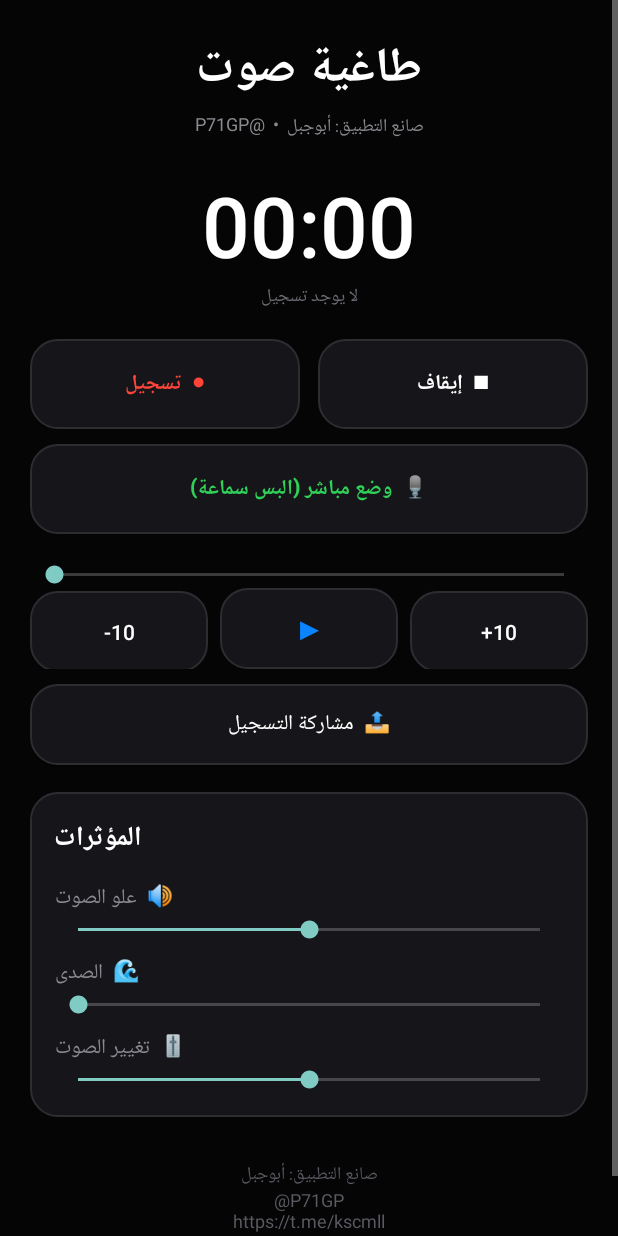
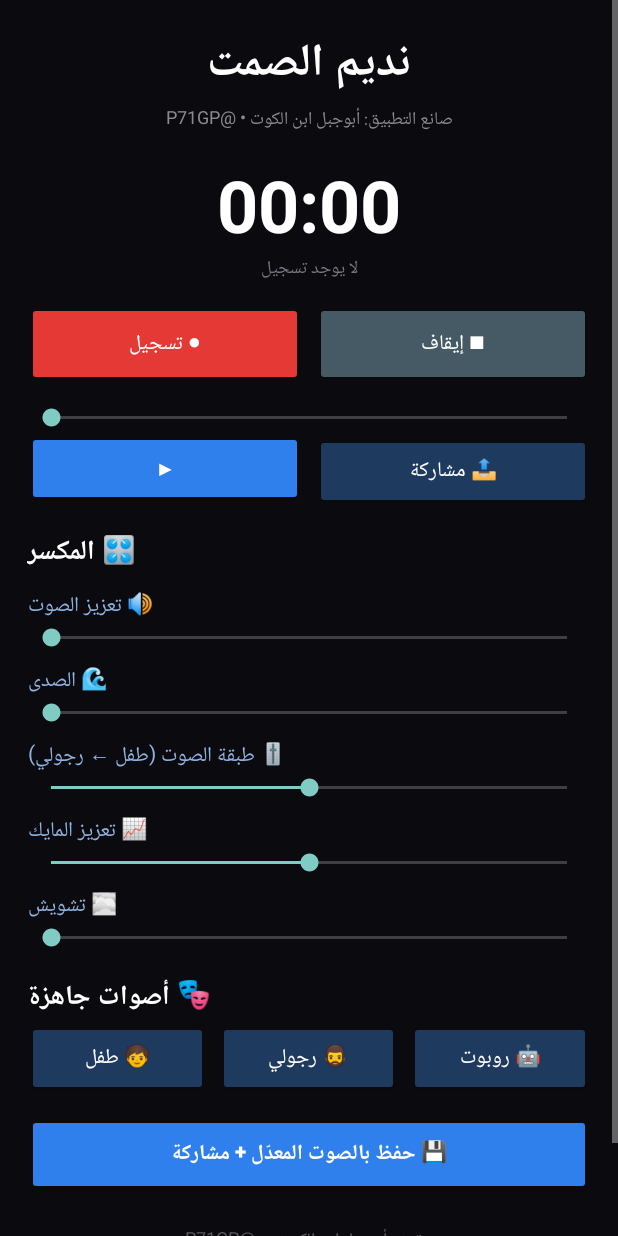
Before and after one commit to ha00-commits/Sawt, an Android app: the layout activity_main.xml on its own in the app's theme, with its tools: preview values and no code run, on a phone screen of 412 x 824 dp. Run offline under Robolectric (Android 15) with nearby library versions, the phone set to English and light mode, and no system bars.

Commit message:
Update activity_main.xml

```diff
--- a/app/src/main/res/layout/activity_main.xml
+++ b/app/src/main/res/layout/activity_main.xml
@@ -2,33 +2,31 @@
 <ScrollView xmlns:android="http://schemas.android.com/apk/res/android"
     android:layout_width="match_parent"
     android:layout_height="match_parent"
-    android:background="#050506"
-    android:fillViewport="true">
+    android:background="#0B0B0F">
 
     <LinearLayout
         android:layout_width="match_parent"
         android:layout_height="wrap_content"
         android:orientation="vertical"
-        android:padding="20dp">
+        android:padding="18dp">
 
         <TextView
             android:layout_width="match_parent"
             android:layout_height="wrap_content"
-            android:text="طاغية صوت"
+            android:text="نديم الصمت"
             android:textColor="#FFFFFF"
-            android:textSize="32sp"
+            android:textSize="30sp"
             android:textStyle="bold"
-            android:letterSpacing="0.02"
             android:gravity="center"/>
 
         <TextView
             android:layout_width="match_parent"
             android:layout_height="wrap_content"
-            android:text="صانع التطبيق: أبوجبل  •  @P71GP"
+            android:text="صانع التطبيق: أبوجبل ابن الكوت • @P71GP"
             android:textColor="#8A8A90"
             android:textSize="12sp"
             android:gravity="center"
-            android:paddingBottom="18dp"/>
+            android:paddingBottom="14dp"/>
 
         <TextView
             android:id="@+id/tvTimer"
@@ -36,20 +34,19 @@
             android:layout_height="wrap_content"
             android:text="00:00"
             android:textColor="#FFFFFF"
-            android:textSize="56sp"
+            android:textSize="48sp"
             android:textStyle="bold"
-            android:gravity="center"
-            android:fontFamily="sans-serif-light"/>
+            android:gravity="center"/>
 
         <TextView
             android:id="@+id/tvFile"
             android:layout_width="match_parent"
             android:layout_height="wrap_content"
             android:text="لا يوجد تسجيل"
-            android:textColor="#6E6E76"
+            android:textColor="#7A7A85"
             android:textSize="12sp"
             android:gravity="center"
-            android:paddingBottom="18dp"/>
+            android:paddingBottom="12dp"/>
 
         <LinearLayout
             android:layout_width="match_parent"
@@ -59,149 +56,128 @@
                 android:id="@+id/btnRecord"
                 android:layout_width="0dp"
                 android:layout_weight="1"
-                android:layout_height="60dp"
-                android:layout_marginEnd="6dp"
-                android:background="@drawable/btn_bg"
-                android:textColor="#FF453A"
-                android:textStyle="bold"
-                android:text="●  تسجيل"/>
+                android:layout_height="56dp"
+                android:layout_marginEnd="4dp"
+                android:backgroundTint="#E53935"
+                android:textColor="#FFFFFF"
+                android:text="● تسجيل"/>
             <Button
                 android:id="@+id/btnStop"
                 android:layout_width="0dp"
                 android:layout_weight="1"
-                android:layout_height="60dp"
-                android:layout_marginStart="6dp"
-                android:background="@drawable/btn_bg"
+                android:layout_height="56dp"
+                android:layout_marginStart="4dp"
+                android:backgroundTint="#455A64"
                 android:textColor="#FFFFFF"
-                android:textStyle="bold"
-                android:text="■  إيقاف"/>
+                android:text="■ إيقاف"/>
         </LinearLayout>
-
-        <Button
-            android:id="@+id/btnLive"
-            android:layout_width="match_parent"
-            android:layout_height="60dp"
-            android:layout_marginTop="10dp"
-            android:background="@drawable/btn_bg"
-            android:textColor="#30D158"
-            android:textStyle="bold"
-            android:text="🎙️  وضع مباشر (البس سماعة)"/>
 
         <SeekBar
             android:id="@+id/seek"
             android:layout_width="match_parent"
             android:layout_height="wrap_content"
-            android:paddingTop="18dp"/>
+            android:paddingTop="12dp"/>
 
         <LinearLayout
             android:layout_width="match_parent"
             android:layout_height="wrap_content"
             android:orientation="horizontal">
             <Button
-                android:id="@+id/btnBack"
-                android:layout_width="0dp"
-                android:layout_weight="1"
-                android:layout_height="54dp"
-                android:layout_marginEnd="4dp"
-                android:background="@drawable/btn_bg"
-                android:textColor="#FFFFFF"
-                android:text="-10"/>
-            <Button
                 android:id="@+id/btnPlay"
                 android:layout_width="0dp"
                 android:layout_weight="1"
-                android:layout_height="54dp"
-                android:layout_marginStart="4dp"
+                android:layout_height="50dp"
                 android:layout_marginEnd="4dp"
-                android:background="@drawable/btn_bg"
-                android:textColor="#0A84FF"
-                android:textStyle="bold"
-                android:textSize="20sp"
+                android:backgroundTint="#2F80ED"
+                android:textColor="#FFFFFF"
                 android:text="▶"/>
             <Button
-                android:id="@+id/btnForward"
+                android:id="@+id/btnShare"
                 android:layout_width="0dp"
                 android:layout_weight="1"
-                android:layout_height="54dp"
+                android:layout_height="50dp"
                 android:layout_marginStart="4dp"
-                android:background="@drawable/btn_bg"
+                android:backgroundTint="#1E3A5F"
                 android:textColor="#FFFFFF"
-                android:text="+10"/>
+                android:text="📤 مشاركة"/>
         </LinearLayout>
 
-        <Button
-            android:id="@+id/btnShare"
-            android:layout_width="match_parent"
-            android:layout_height="54dp"
-            android:layout_marginTop="10dp"
-            android:background="@drawable/btn_bg"
+        <TextView
+            android:layout_width="wrap_content"
+            android:layout_height="wrap_content"
+            android:text="🎛️ المكسر"
             android:textColor="#FFFFFF"
-            android:text="📤  مشاركة التسجيل"/>
+            android:textSize="18sp"
+            android:textStyle="bold"
+            android:paddingTop="16dp"/>
+
+        <TextView android:layout_width="wrap_content" android:layout_height="wrap_content"
+            android:text="🔊 تعزيز الصوت" android:textColor="#8FB3E0" android:paddingTop="8dp"/>
+        <SeekBar android:id="@+id/sbBoost" android:layout_width="match_parent"
+            android:layout_height="wrap_content" android:max="100" android:progress="0"/>
+
+        <TextView android:layout_width="wrap_content" android:layout_height="wrap_content"
+            android:text="🌊 الصدى" android:textColor="#8FB3E0" android:paddingTop="8dp"/>
+        <SeekBar android:id="@+id/sbEcho" android:layout_width="match_parent"
+            android:layout_height="wrap_content" android:max="100" android:progress="0"/>
+
+        <TextView android:layout_width="wrap_content" android:layout_height="wrap_content"
+            android:text="🎚️ طبقة الصوت (طفل ← رجولي)" android:textColor="#8FB3E0" android:paddingTop="8dp"/>
+        <SeekBar android:id="@+id/sbPitch" android:layout_width="match_parent"
+            android:layout_height="wrap_content" android:max="100" android:progress="50"/>
+
+        <TextView android:layout_width="wrap_content" android:layout_height="wrap_content"
+            android:text="📈 تعزيز المايك" android:textColor="#8FB3E0" android:paddingTop="8dp"/>
+        <SeekBar android:id="@+id/sbMic" android:layout_width="match_parent"
+            android:layout_height="wrap_content" android:max="100" android:progress="50"/>
+
+        <TextView android:layout_width="wrap_content" android:layout_height="wrap_content"
+            android:text="🌫️ تشويش" android:textColor="#8FB3E0" android:paddingTop="8dp"/>
+        <SeekBar android:id="@+id/sbNoise" android:layout_width="match_parent"
+            android:layout_height="wrap_content" android:max="100" android:progress="0"/>
+
+        <TextView
+            android:layout_width="wrap_content"
+            android:layout_height="wrap_content"
+            android:text="🎭 أصوات جاهزة"
+            android:textColor="#FFFFFF"
+            android:textSize="18sp"
+            android:textStyle="bold"
+            android:paddingTop="16dp"/>
 
         <LinearLayout
             android:layout_width="match_parent"
             android:layout_height="wrap_content"
-            android:orientation="vertical"
-            android:background="@drawable/btn_bg"
-            android:padding="16dp"
-            android:layout_marginTop="18dp">
+            android:orientation="horizontal">
+            <Button android:id="@+id/btnChild" android:layout_width="0dp" android:layout_weight="1"
+                android:layout_height="50dp" android:layout_marginEnd="3dp"
+                android:backgroundTint="#1E3A5F" android:textColor="#FFFFFF" android:text="🧒 طفل"/>
+            <Button android:id="@+id/btnMan" android:layout_width="0dp" android:layout_weight="1"
+                android:layout_height="50dp" android:layout_marginStart="3dp" android:layout_marginEnd="3dp"
+                android:backgroundTint="#1E3A5F" android:textColor="#FFFFFF" android:text="🧔 رجولي"/>
+            <Button android:id="@+id/btnRobot" android:layout_width="0dp" android:layout_weight="1"
+                android:layout_height="50dp" android:layout_marginStart="3dp"
+                android:backgroundTint="#1E3A5F" android:textColor="#FFFFFF" android:text="🤖 روبوت"/>
+        </LinearLayout>
 
-            <TextView
-                android:layout_width="wrap_content"
-                android:layout_height="wrap_content"
-                android:text="المؤثرات"
-                android:textColor="#FFFFFF"
-                android:textStyle="bold"
-                android:textSize="18sp"/>
-
-            <TextView
-                android:layout_width="wrap_content"
-                android:layout_height="wrap_content"
-                android:text="🔊  علو الصوت"
-                android:textColor="#8A8A90"
-                android:paddingTop="12dp"/>
-            <SeekBar
-                android:id="@+id/sbVolume"
-                android:layout_width="match_parent"
-                android:layout_height="wrap_content"
-                android:max="100"
-                android:progress="50"/>
-
-            <TextView
-                android:layout_width="wrap_content"
-                android:layout_height="wrap_content"
-                android:text="🌊  الصدى"
-                android:textColor="#8A8A90"
-                android:paddingTop="8dp"/>
-            <SeekBar
-                android:id="@+id/sbEcho"
-                android:layout_width="match_parent"
-                android:layout_height="wrap_content"
-                android:max="100"
-                android:progress="0"/>
-
-            <TextView
-                android:layout_width="wrap_content"
-                android:layout_height="wrap_content"
-                android:text="🎚️  تغيير الصوت"
-                android:textColor="#8A8A90"
-                android:paddingTop="8dp"/>
-            <SeekBar
-                android:id="@+id/sbPitch"
-                android:layout_width="match_parent"
-                android:layout_height="wrap_content"
-                android:max="100"
-                android:progress="50"/>
-        </LinearLayout>
+        <Button
+            android:id="@+id/btnExport"
+            android:layout_width="match_parent"
+            android:layout_height="54dp"
+            android:layout_marginTop="12dp"
+            android:backgroundTint="#2F80ED"
+            android:textColor="#FFFFFF"
+            android:textStyle="bold"
+            android:text="💾 حفظ بالصوت المعدّل + مشاركة"/>
 
         <TextView
             android:layout_width="match_parent"
             android:layout_height="wrap_content"
-            android:text="صانع التطبيق: أبوجبل\n@P71GP\nhttps://t.me/kscmll"
+            android:text="حقوق: أبوجبل ابن الكوت — @P71GP\nممنوع التعديل أو إعادة النشر دون إذن."
             android:textColor="#5A5A62"
             android:textSize="12sp"
             android:gravity="center"
-            android:paddingTop="28dp"
-            android:paddingBottom="24dp"/>
+            android:paddingTop="20dp"
+            android:paddingBottom="16dp"/>
     </LinearLayout>
 </ScrollView>
```
